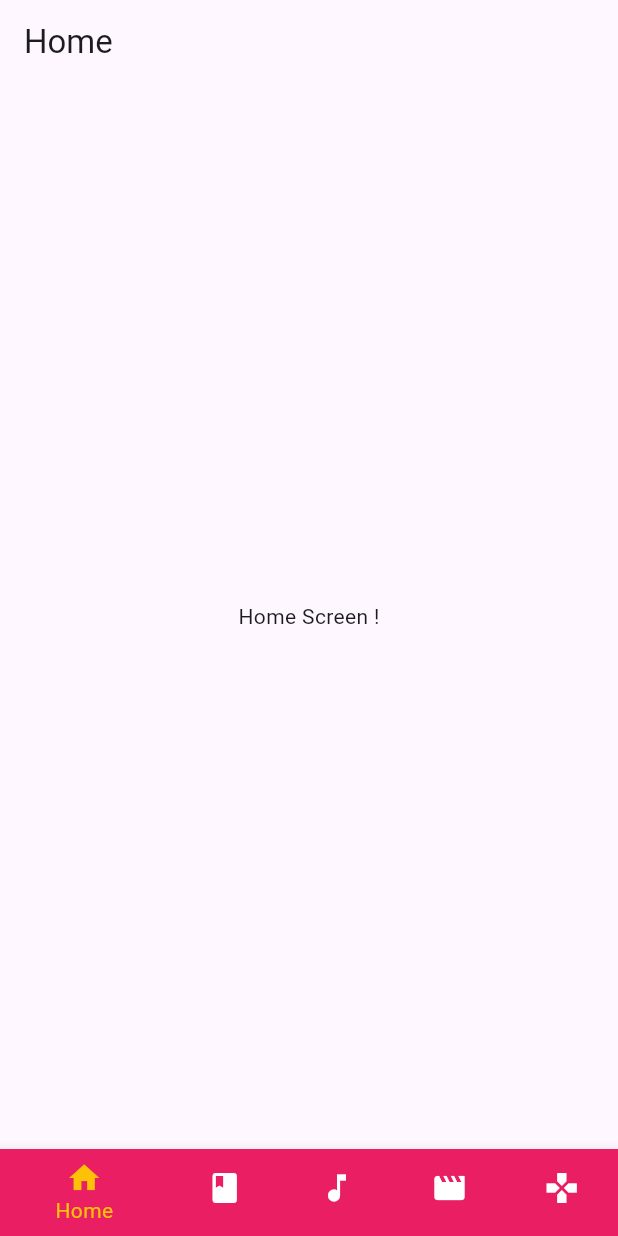
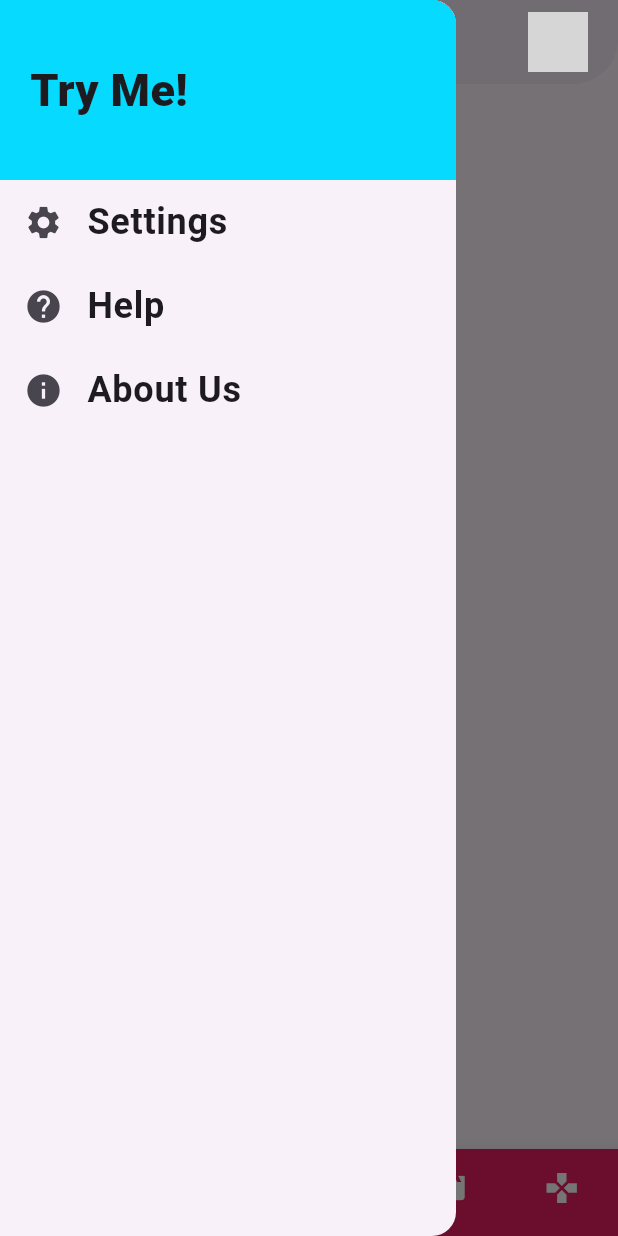
Before and after one commit to Siddhant-72s76/We-Recommend, a Flutter app: the screen it shows after launch, with the side drawer open (before the commit the screen has no drawer), on a phone screen of 412 x 824 dp. Run offline on Flutter 3.47's test engine with Material 2 defaults, Android fonts, the phone set to English and light mode, and no system bars; network calls fail; grey boxes are pictures that could not be loaded.

Commit message:
Drawer Added

```diff
--- a/lib/main.dart
+++ b/lib/main.dart
@@ -1,4 +1,8 @@
 import 'package:flutter/material.dart';
+import 'package:we_recommend/screens/about_us_screen.dart';
+import 'package:we_recommend/screens/help_screen.dart';
+import 'package:we_recommend/screens/profile_screen.dart';
+import 'package:we_recommend/screens/setting_screen.dart';
 import 'package:we_recommend/screens/tabs_screen.dart';
 
 void main() {
@@ -18,7 +22,15 @@ class MyApp extends StatelessWidget {
         colorScheme: ColorScheme.fromSeed(seedColor: Colors.deepPurple),
         useMaterial3: true,
       ),
-      home: TabsScreen(),
+      // home: TabsScreen(),
+      initialRoute: '/',
+      routes: {
+        '/': (context) => TabsScreen(),
+        SettingScreen.routeName: (context) => SettingScreen(),
+        HelpScreen.routeName: (context) => HelpScreen(),
+        AboutUsScreen.routeName: (context) => AboutUsScreen(),
+        ProfileScreen.routeName: (context) => ProfileScreen(),
+      },
     );
   }
 }
--- /dev/null
+++ b/lib/screens/about_us_screen.dart
@@ -0,0 +1,18 @@
+import 'package:flutter/material.dart';
+
+class AboutUsScreen extends StatelessWidget {
+  static const routeName = '/about-us-screen';
+  const AboutUsScreen({super.key});
+
+  @override
+  Widget build(BuildContext context) {
+    return Scaffold(
+      appBar: AppBar(
+        title: Text('About Us'),
+      ),
+      body: Center(
+        child: Text('About Us Screen'),
+      ),
+    );
+  }
+}
--- /dev/null
+++ b/lib/screens/help_screen.dart
@@ -0,0 +1,18 @@
+import 'package:flutter/material.dart';
+
+class HelpScreen extends StatelessWidget {
+  static const routeName = '/help-screen';
+  const HelpScreen({super.key});
+
+  @override
+  Widget build(BuildContext context) {
+    return Scaffold(
+      appBar: AppBar(
+        title: Text('Help'),
+      ),
+      body: Center(
+        child: Text('Help Screen'),
+      ),
+    );
+  }
+}
--- a/lib/screens/tabs_screen.dart
+++ b/lib/screens/tabs_screen.dart
@@ -4,6 +4,8 @@ import 'package:we_recommend/screens/games_screen.dart';
 import 'package:we_recommend/screens/home_screen.dart';
 import 'package:we_recommend/screens/movies_screen.dart';
 import 'package:we_recommend/screens/music_screen.dart';
+import 'package:we_recommend/screens/profile_screen.dart';
+import 'package:we_recommend/widgets/my_drawer.dart';
 
 class TabsScreen extends StatefulWidget {
   const TabsScreen({super.key});
@@ -43,7 +45,28 @@ class _TabsScreenState extends State<TabsScreen> {
         title: Text(
           _pagesTitles[_selectedPageIndex],
         ),
+        // backgroundColor: Color.fromARGB(255, 200, 221, 238),
+        elevation: 2,
+        shape: RoundedRectangleBorder(
+          borderRadius: BorderRadius.vertical(
+            bottom: Radius.circular(30),
+          ),
+        ),
+        actions: [
+          InkWell(
+            onTap: () =>
+                Navigator.of(context).pushNamed(ProfileScreen.routeName),
+            child: CircleAvatar(
+              backgroundImage: NetworkImage(
+                  'https://images.unsplash.com/photo-1615789591457-74a63395c990?ixlib=rb-4.0.3&ixid=M3wxMjA3fDB8MHxzZWFyY2h8Mnx8YmFieSUyMGNhdHxlbnwwfHwwfHx8MA%3D%3D&w=1000&q=80'),
+            ),
+          ),
+          const SizedBox(
+            width: 20,
+          ),
+        ],
       ),
+      drawer: MyDrawer(),
       body: _pages[_selectedPageIndex],
       bottomNavigationBar: BottomNavigationBar(
         onTap: _selectPage,
--- /dev/null
+++ b/lib/widgets/my_drawer.dart
@@ -0,0 +1,76 @@
+import 'package:flutter/material.dart';
+import 'package:we_recommend/screens/about_us_screen.dart';
+import 'package:we_recommend/screens/help_screen.dart';
+import 'package:we_recommend/screens/setting_screen.dart';
+
+class MyDrawer extends StatelessWidget {
+  const MyDrawer({super.key});
+
+  @override
+  Widget build(BuildContext context) {
+    return Drawer(
+      child: Column(
+        children: [
+          Container(
+            height: 120,
+            width: double.infinity,
+            padding: EdgeInsets.all(20),
+            alignment: Alignment.centerLeft,
+            color: Color.fromARGB(255, 7, 218, 255),
+            child: Text(
+              'Try Me!',
+              style: TextStyle(
+                fontWeight: FontWeight.w900,
+                fontSize: 30,
+              ),
+            ),
+          ),
+          ListTile(
+            leading: Icon(
+              Icons.settings,
+              size: 26,
+            ),
+            title: Text(
+              'Settings',
+              style: TextStyle(
+                fontSize: 24,
+                fontWeight: FontWeight.bold,
+              ),
+            ),
+            onTap: () =>
+                Navigator.of(context).pushNamed(SettingScreen.routeName),
+          ),
+          ListTile(
+            leading: Icon(
+              Icons.help,
+              size: 26,
+            ),
+            title: Text(
+              'Help',
+              style: TextStyle(
+                fontSize: 24,
+                fontWeight: FontWeight.bold,
+              ),
+            ),
+            onTap: () => Navigator.of(context).pushNamed(HelpScreen.routeName),
+          ),
+          ListTile(
+            leading: Icon(
+              Icons.info,
+              size: 26,
+            ),
+            title: Text(
+              'About Us',
+              style: TextStyle(
+                fontSize: 24,
+                fontWeight: FontWeight.bold,
+              ),
+            ),
+            onTap: () =>
+                Navigator.of(context).pushNamed(AboutUsScreen.routeName),
+          ),
+        ],
+      ),
+    );
+  }
+}
```
Also changed, not shown: lib/screens/profile_screen.dart (added, +18 -0 lines), lib/screens/setting_screen.dart (added, +18 -0 lines).
